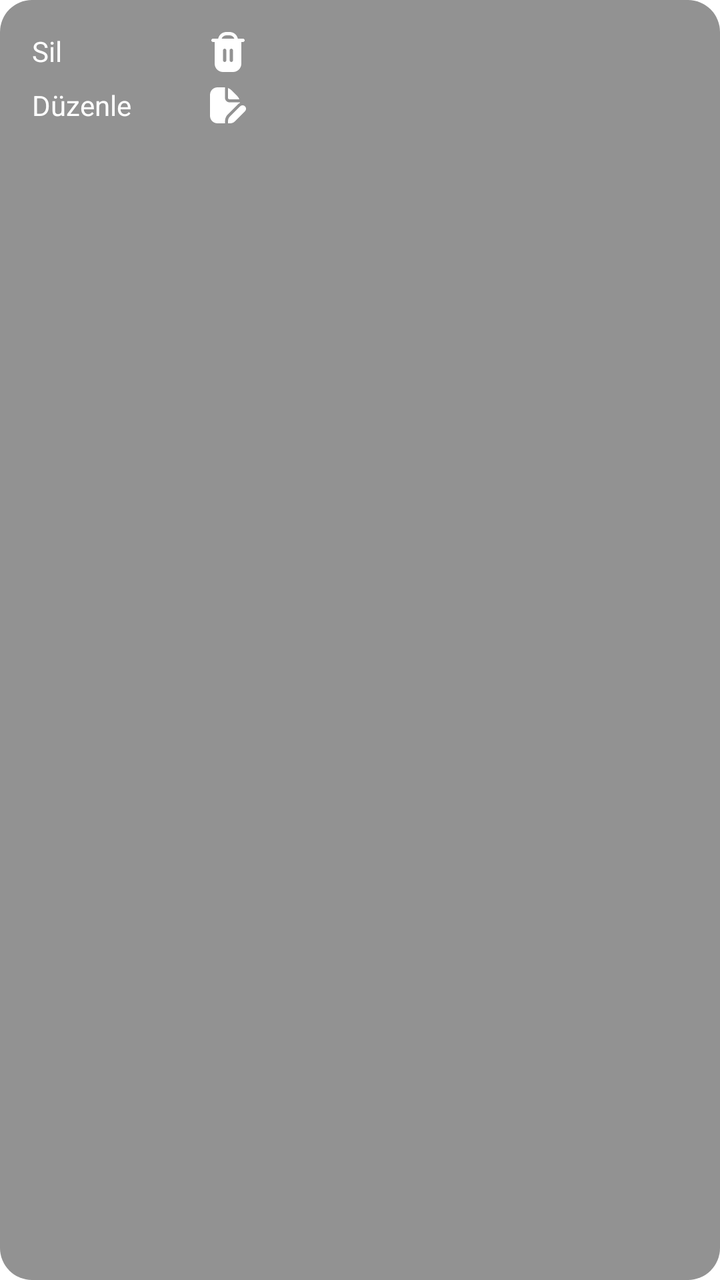
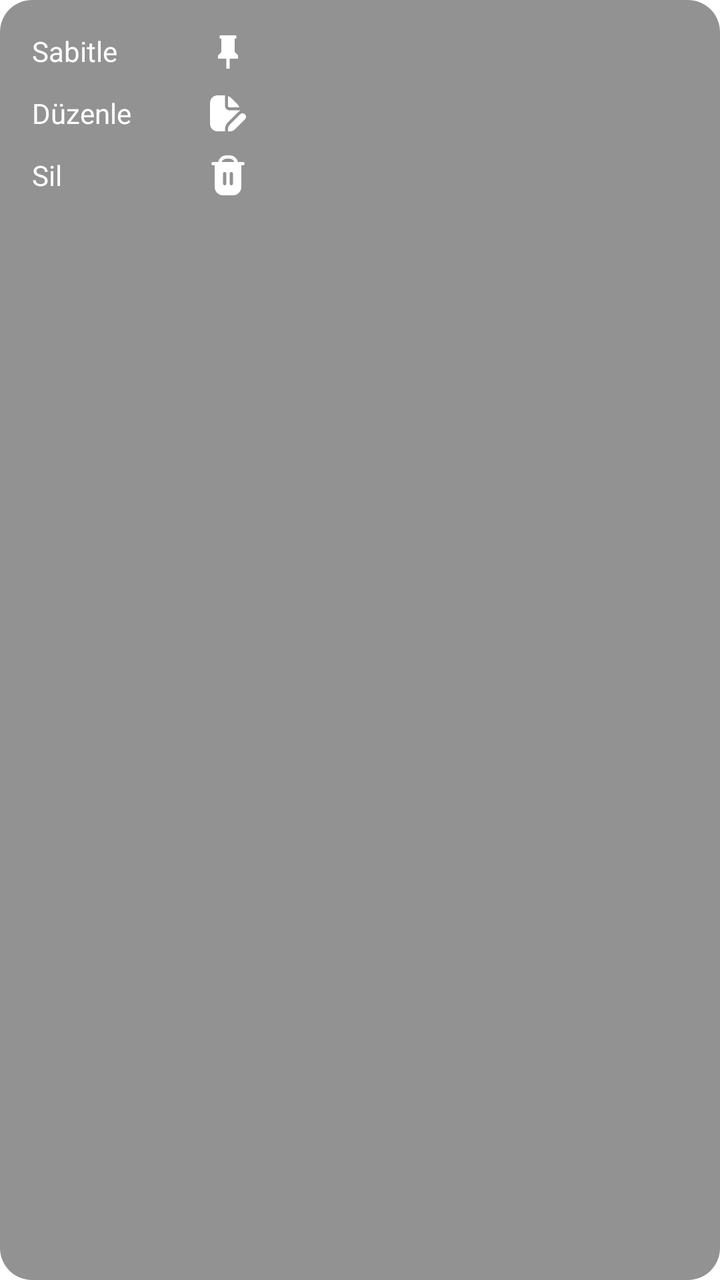

Before-and-after screenshots of an Android layout around one commit, followed by the original layout XML and the change that was made.
<!-- AndroidManifest.xml: application theme Theme.PureNoteIt -->
<!-- res/layout/custom_note_popup_menu.xml -->
<?xml version="1.0" encoding="utf-8"?>
<androidx.constraintlayout.widget.ConstraintLayout xmlns:android="http://schemas.android.com/apk/res/android"
    xmlns:app="http://schemas.android.com/apk/res-auto"
    xmlns:tools="http://schemas.android.com/tools"
    android:layout_width="wrap_content"
    android:layout_height="wrap_content"
    android:background="@drawable/popup_menu_background"
    android:padding="16dp">

    <TextView
        android:id="@+id/deleteTextView"
        android:layout_width="80dp"
        android:layout_height="wrap_content"
        android:text="@string/delete"
        android:textColor="@color/white"
        app:layout_constraintStart_toStartOf="parent"
        app:layout_constraintTop_toTopOf="parent" />

    <TextView
        android:id="@+id/editTextView"
        android:layout_width="wrap_content"
        android:layout_height="wrap_content"
        android:layout_marginTop="8dp"
        android:text="@string/edit"
        android:textColor="@color/white"
        app:layout_constraintStart_toStartOf="parent"
        app:layout_constraintTop_toBottomOf="@+id/deleteTextView" />

    <ImageView
        android:id="@+id/addImageView"
        android:layout_width="20dp"
        android:layout_height="20dp"
        android:layout_marginStart="8dp"
        app:tint="@color/white"
        app:layout_constraintBottom_toBottomOf="@+id/deleteTextView"
        app:layout_constraintStart_toEndOf="@+id/deleteTextView"
        app:layout_constraintTop_toTopOf="@+id/deleteTextView"
        app:srcCompat="@drawable/delete" />

    <ImageView
        android:id="@+id/imageView2"
        android:layout_width="20dp"
        android:layout_height="20dp"
        app:tint="@color/white"
        android:padding="1dp"
        app:layout_constraintBottom_toBottomOf="@+id/editTextView"
        app:layout_constraintStart_toStartOf="@+id/addImageView"
        app:layout_constraintTop_toTopOf="@+id/editTextView"
        app:srcCompat="@drawable/file_edit" />
</androidx.constraintlayout.widget.ConstraintLayout>
<!-- resources referenced by this layout -->
<resources>
  <color name="white">#FFFFFFFF</color>
  <!-- drawable delete (drawable) -->
  <vector xmlns:android="http://schemas.android.com/apk/res/android"
      android:width="512dp"
      android:height="512dp"
      android:viewportWidth="512"
      android:viewportHeight="512">
    <path
        android:fillColor="#FF000000"
        android:pathData="M448,85.33h-66.13C371.66,35.7 328,0.06 277.33,0h-42.67c-50.67,0.06 -94.33,35.7 -104.53,85.33H64c-11.78,0 -21.33,9.55 -21.33,21.33S52.22,128 64,128h21.33v277.33C85.4,464.21 133.12,511.93 192,512h128c58.88,-0.07 106.6,-47.79 106.67,-106.67V128H448c11.78,0 21.33,-9.55 21.33,-21.33S459.78,85.33 448,85.33zM234.67,362.67c0,11.78 -9.55,21.33 -21.33,21.33C201.55,384 192,374.45 192,362.67v-128c0,-11.78 9.55,-21.33 21.33,-21.33c11.78,0 21.33,9.55 21.33,21.33V362.67zM320,362.67c0,11.78 -9.55,21.33 -21.33,21.33c-11.78,0 -21.33,-9.55 -21.33,-21.33v-128c0,-11.78 9.55,-21.33 21.33,-21.33c11.78,0 21.33,9.55 21.33,21.33V362.67zM174.32,85.33c9.07,-25.55 33.24,-42.63 60.35,-42.67h42.67c27.11,0.03 51.28,17.12 60.35,42.67H174.32z"/>
  </vector>
  <!-- drawable file_edit (drawable) -->
  <vector xmlns:android="http://schemas.android.com/apk/res/android"
      android:width="24dp"
      android:height="24dp"
      android:viewportWidth="24"
      android:viewportHeight="24">
    <path
        android:fillColor="#FF000000"
        android:pathData="m12,7L12,0.46c0.913,0.346 1.753,0.879 2.465,1.59l3.484,3.486c0.712,0.711 1.245,1.551 1.591,2.464h-6.54c-0.552,0 -1,-0.449 -1,-1ZM13.27,19.48c-0.813,0.813 -1.27,1.915 -1.27,3.065v1.455h1.455c1.15,0 2.252,-0.457 3.065,-1.27l6.807,-6.807c0.897,-0.897 0.897,-2.353 0,-3.25 -0.897,-0.897 -2.353,-0.897 -3.25,0l-6.807,6.807ZM10,22.545c0,-1.692 0.659,-3.283 1.855,-4.479l6.807,-6.807c0.389,-0.389 0.842,-0.688 1.331,-0.901 -0.004,-0.12 -0.009,-0.239 -0.017,-0.359h-6.976c-1.654,0 -3,-1.346 -3,-3L10,0.024c-0.161,-0.011 -0.322,-0.024 -0.485,-0.024h-4.515C2.243,0 0,2.243 0,5v14c0,2.757 2.243,5 5,5h5v-1.455Z"/>
  </vector>
  <!-- drawable popup_menu_background (drawable) -->
  <?xml version="1.0" encoding="utf-8"?>
  <shape xmlns:android="http://schemas.android.com/apk/res/android">
      <corners android:radius="16dp" />
      <solid android:color="@color/background_black"/>
  </shape>
  <string name="delete">Sil</string>
  <string name="edit">Düzenle</string>
  <style name="Theme.PureNoteIt" parent="Base.Theme.PureNoteIt" />
  <color name="background_black">#929292</color>
  <style name="Base.Theme.PureNoteIt" parent="Theme.MaterialComponents.DayNight.NoActionBar">
          
          
          <item name="android:windowDrawsSystemBarBackgrounds">true</item>
          <item name="android:statusBarColor">@color/background_color</item>
          <item name="android:windowLightStatusBar">false</item>
          <item name="android:colorEdgeEffect">@color/orange</item>
          <item name="windowActionBar">true</item>
          <item name="windowNoTitle">true</item>
          <item name="colorPrimaryVariant">@color/background_color</item>
      </style>
  <color name="background_color">#F8F8FA</color>
  <color name="orange">#FF900F</color>
</resources>

<!-- the commit's change to res/layout/custom_note_popup_menu.xml (unified diff, before → after) -->
@@ -8,23 +8,56 @@
     android:padding="16dp">
 
     <TextView
-        android:id="@+id/deleteTextView"
+        android:id="@+id/pinTextView"
         android:layout_width="80dp"
         android:layout_height="wrap_content"
-        android:text="@string/delete"
+        android:text="Sabitle"
         android:textColor="@color/white"
         app:layout_constraintStart_toStartOf="parent"
         app:layout_constraintTop_toTopOf="parent" />
 
+    <ImageView
+        android:id="@+id/pinImageView"
+        android:layout_width="20dp"
+        android:layout_height="20dp"
+        android:layout_marginStart="8dp"
+        app:tint="@color/white"
+        app:layout_constraintBottom_toBottomOf="@+id/pinTextView"
+        app:layout_constraintStart_toEndOf="@+id/pinTextView"
+        app:layout_constraintTop_toTopOf="@+id/pinTextView"
+        app:srcCompat="@drawable/ic_pin" />
+
     <TextView
         android:id="@+id/editTextView"
-        android:layout_width="wrap_content"
+        android:layout_width="80dp"
         android:layout_height="wrap_content"
-        android:layout_marginTop="8dp"
+        android:layout_marginTop="12dp"
         android:text="@string/edit"
         android:textColor="@color/white"
         app:layout_constraintStart_toStartOf="parent"
-        app:layout_constraintTop_toBottomOf="@+id/deleteTextView" />
+        app:layout_constraintTop_toBottomOf="@+id/pinTextView" />
+
+    <ImageView
+        android:id="@+id/imageView2"
+        android:layout_width="20dp"
+        android:layout_height="20dp"
+        android:layout_marginStart="8dp"
+        app:tint="@color/white"
+        android:padding="1dp"
+        app:layout_constraintBottom_toBottomOf="@+id/editTextView"
+        app:layout_constraintStart_toEndOf="@+id/editTextView"
+        app:layout_constraintTop_toTopOf="@+id/editTextView"
+        app:srcCompat="@drawable/file_edit" />
+
+    <TextView
+        android:id="@+id/deleteTextView"
+        android:layout_width="80dp"
+        android:layout_height="wrap_content"
+        android:layout_marginTop="12dp"
+        android:text="@string/delete"
+        android:textColor="@color/white"
+        app:layout_constraintStart_toStartOf="parent"
+        app:layout_constraintTop_toBottomOf="@+id/editTextView" />
 
     <ImageView
         android:id="@+id/addImageView"
@@ -37,14 +70,4 @@
         app:layout_constraintTop_toTopOf="@+id/deleteTextView"
         app:srcCompat="@drawable/delete" />
 
-    <ImageView
-        android:id="@+id/imageView2"
-        android:layout_width="20dp"
-        android:layout_height="20dp"
-        app:tint="@color/white"
-        android:padding="1dp"
-        app:layout_constraintBottom_toBottomOf="@+id/editTextView"
-        app:layout_constraintStart_toStartOf="@+id/addImageView"
-        app:layout_constraintTop_toTopOf="@+id/editTextView"
-        app:srcCompat="@drawable/file_edit" />
 </androidx.constraintlayout.widget.ConstraintLayout>
<!-- resource entries referenced after the edit -->
@@ -20,6 +20,16 @@
     <path
         android:fillColor="#FF000000"
         android:pathData="m12,7L12,0.46c0.913,0.346 1.753,0.879 2.465,1.59l3.484,3.486c0.712,0.711 1.245,1.551 1.591,2.464h-6.54c-0.552,0 -1,-0.449 -1,-1ZM13.27,19.48c-0.813,0.813 -1.27,1.915 -1.27,3.065v1.455h1.455c1.15,0 2.252,-0.457 3.065,-1.27l6.807,-6.807c0.897,-0.897 0.897,-2.353 0,-3.25 -0.897,-0.897 -2.353,-0.897 -3.25,0l-6.807,6.807ZM10,22.545c0,-1.692 0.659,-3.283 1.855,-4.479l6.807,-6.807c0.389,-0.389 0.842,-0.688 1.331,-0.901 -0.004,-0.12 -0.009,-0.239 -0.017,-0.359h-6.976c-1.654,0 -3,-1.346 -3,-3L10,0.024c-0.161,-0.011 -0.322,-0.024 -0.485,-0.024h-4.515C2.243,0 0,2.243 0,5v14c0,2.757 2.243,5 5,5h5v-1.455Z"/>
+  </vector>
+  <!-- drawable ic_pin (drawable) -->
+  <vector xmlns:android="http://schemas.android.com/apk/res/android"
+      android:width="24dp"
+      android:height="24dp"
+      android:viewportWidth="24"
+      android:viewportHeight="24">
+    <path
+        android:fillColor="@color/orange"
+        android:pathData="M16,12V4H17V2H7V4H8V12L6,14V16H11V22H13V16H18V14L16,12Z"/>
   </vector>
   <!-- drawable popup_menu_background (drawable) -->
   <?xml version="1.0" encoding="utf-8"?>
